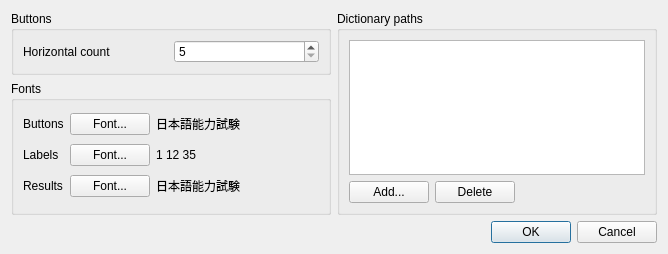
The window that settingsdlg.ui (kernel1024/qjrad) describes before a commit, drawn with Qt 5.
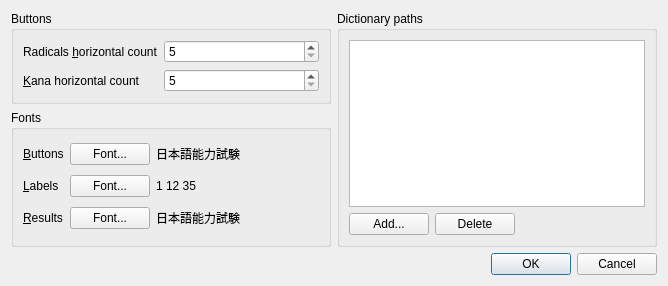
The same window after the commit.

Commit message: Kana buttons added.

What changed in the file:
```diff
--- a/settingsdlg.ui
+++ b/settingsdlg.ui
@@ -7,7 +7,7 @@
     <x>0</x>
     <y>0</y>
     <width>668</width>
-    <height>254</height>
+    <height>286</height>
    </rect>
   </property>
   <property name="windowTitle">
@@ -23,24 +23,41 @@
          <property name="title">
           <string>Buttons</string>
          </property>
-         <layout class="QHBoxLayout" name="horizontalLayout_2">
-          <item>
+         <layout class="QFormLayout" name="formLayout">
+          <item row="0" column="0">
            <widget class="QLabel" name="label_4">
             <property name="text">
-             <string>Horizontal count</string>
+             <string>Radicals &amp;horizontal count</string>
             </property>
             <property name="buddy">
              <cstring>buttonsCnt</cstring>
             </property>
            </widget>
           </item>
-          <item>
+          <item row="0" column="1">
            <widget class="QSpinBox" name="buttonsCnt">
             <property name="minimum">
              <number>5</number>
             </property>
            </widget>
           </item>
+          <item row="1" column="0">
+           <widget class="QLabel" name="label_5">
+            <property name="text">
+             <string>&amp;Kana horizontal count</string>
+            </property>
+            <property name="buddy">
+             <cstring>buttonsCntKana</cstring>
+            </property>
+           </widget>
+          </item>
+          <item row="1" column="1">
+           <widget class="QSpinBox" name="buttonsCntKana">
+            <property name="minimum">
+             <number>5</number>
+            </property>
+           </widget>
+          </item>
          </layout>
         </widget>
        </item>
@@ -59,7 +76,7 @@
           <item row="0" column="0">
            <widget class="QLabel" name="label_1">
             <property name="text">
-             <string>Buttons</string>
+             <string>&amp;Buttons</string>
             </property>
             <property name="buddy">
              <cstring>btnFontButtons</cstring>
@@ -89,7 +106,7 @@
           <item row="1" column="0">
            <widget class="QLabel" name="label_2">
             <property name="text">
-             <string>Labels</string>
+             <string>&amp;Labels</string>
             </property>
             <property name="buddy">
              <cstring>btnFontLabels</cstring>
@@ -119,7 +136,7 @@
           <item row="2" column="0">
            <widget class="QLabel" name="label_3">
             <property name="text">
-             <string>Results</string>
+             <string>&amp;Results</string>
             </property>
             <property name="buddy">
              <cstring>btnFontResults</cstring>
```
Left out of the diff: 12 changed lines with no effect on the pictures. The commit also changes 7 other files.
